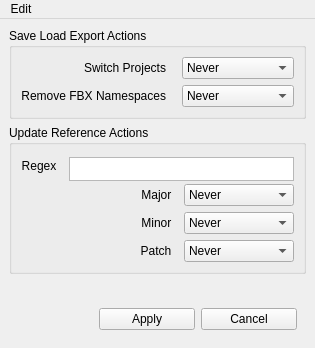
The window that src/cg3dmaya/preferences/preferences.ui (Nathanieljla/cg3d-maya) describes before a commit, drawn with Qt 5.
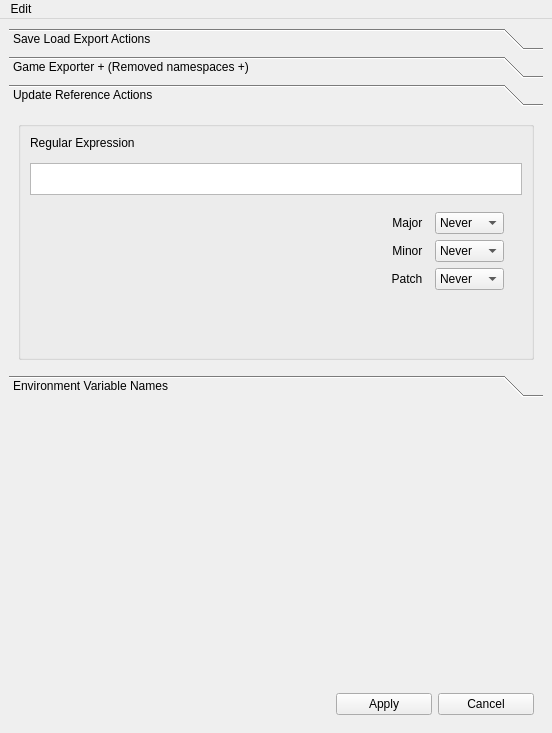
The same window after the commit. The open tabs and pages were chosen to show the change.

Commit message: Revamped of preference UI.  Support for pc environment variables and searching for new fbx file locations.

The edit to the form file:
```diff
--- a/src/cg3dmaya/preferences/preferences.ui
+++ b/src/cg3dmaya/preferences/preferences.ui
@@ -6,8 +6,8 @@
    <rect>
     <x>0</x>
     <y>0</y>
-    <width>315</width>
-    <height>348</height>
+    <width>552</width>
+    <height>733</height>
    </rect>
   </property>
   <property name="windowTitle">
@@ -16,11 +16,42 @@
   <widget class="QWidget" name="centralwidget">
    <layout class="QVBoxLayout" name="verticalLayout">
     <item>
-     <widget class="QGroupBox" name="groupBox">
-      <property name="title">
+     <widget class="QToolBox" name="toolBox">
+      <property name="currentIndex">
+       <number>1</number>
+      </property>
+      <widget class="QWidget" name="save_loadexport_page">
+       <property name="geometry">
+        <rect>
+         <x>0</x>
+         <y>0</y>
+         <width>534</width>
+         <height>200</height>
+        </rect>
+       </property>
+       <attribute name="label">
        <string>Save Load Export Actions</string>
-      </property>
-      <layout class="QGridLayout" name="gridLayout">
+       </attribute>
+       <layout class="QVBoxLayout" name="verticalLayout_5">
+        <item>
+         <widget class="QGroupBox" name="groupBox">
+          <layout class="QHBoxLayout" name="horizontalLayout_3">
+           <item>
+            <spacer name="horizontalSpacer_3">
+             <property name="orientation">
+              <enum>Qt::Horizontal</enum>
+             </property>
+             <property name="sizeHint" stdset="0">
+              <size>
+               <width>40</width>
+               <height>20</height>
+              </size>
+             </property>
+            </spacer>
+           </item>
+           <item>
+            <widget class="QWidget" name="widget_3" native="true">
+             <layout class="QGridLayout" name="gridLayout_3">
        <item row="0" column="0">
         <widget class="QLabel" name="switch_project_label">
          <property name="text">
@@ -31,8 +62,8 @@
          </property>
         </widget>
        </item>
-       <item row="1" column="1">
-        <widget class="QComboBox" name="fbx_namespace_pref">
+              <item row="0" column="1">
+               <widget class="QComboBox" name="switch_pref">
          <item>
           <property name="text">
            <string>Never</string>
@@ -60,8 +91,8 @@
          </property>
         </widget>
        </item>
-       <item row="0" column="1">
-        <widget class="QComboBox" name="switch_pref">
+              <item row="1" column="1">
+               <widget class="QComboBox" name="fbx_namespace_pref">
          <item>
           <property name="text">
            <string>Never</string>
@@ -82,55 +113,49 @@
       </layout>
      </widget>
     </item>
+          </layout>
+         </widget>
+        </item>
     <item>
-     <widget class="QGroupBox" name="groupBox_2">
-      <property name="title">
-       <string>Update Reference Actions</string>
-      </property>
-      <layout class="QGridLayout" name="gridLayout_2">
-       <item row="0" column="0">
-        <widget class="QLabel" name="regex_label">
-         <property name="text">
-          <string>Regex  </string>
-         </property>
-         <property name="alignment">
-          <set>Qt::AlignRight|Qt::AlignTrailing|Qt::AlignVCenter</set>
-         </property>
-        </widget>
-       </item>
+         <spacer name="verticalSpacer_2">
+          <property name="orientation">
+           <enum>Qt::Vertical</enum>
+          </property>
+          <property name="sizeHint" stdset="0">
+           <size>
+            <width>20</width>
+            <height>40</height>
+           </size>
+          </property>
+         </spacer>
+        </item>
+       </layout>
+      </widget>
+      <widget class="QWidget" name="game_exporter_page">
+       <attribute name="label">
+        <string>Game Exporter + (Removed namespaces +)</string>
+       </attribute>
+       <layout class="QVBoxLayout" name="verticalLayout_6">
+        <item>
+         <widget class="QGroupBox" name="groupBox_3">
+          <layout class="QHBoxLayout" name="horizontalLayout_2">
+           <item>
+            <widget class="QWidget" name="widget_2" native="true">
+             <layout class="QGridLayout" name="gridLayout_4">
        <item row="1" column="1">
-        <widget class="QLabel" name="ref_major_update">
+               <widget class="QLabel" name="ge_fbx_deformer_label">
          <property name="text">
-          <string>Major  </string>
+                 <string>Remove Deformer Namespace</string>
          </property>
          <property name="alignment">
           <set>Qt::AlignRight|Qt::AlignTrailing|Qt::AlignVCenter</set>
          </property>
         </widget>
        </item>
-       <item row="1" column="2">
-        <widget class="QComboBox" name="ref_update_major">
-         <item>
-          <property name="text">
-           <string>Never</string>
-          </property>
-         </item>
-         <item>
-          <property name="text">
-           <string>Always</string>
-          </property>
-         </item>
-         <item>
-          <property name="text">
-           <string>Ask</string>
-          </property>
-         </item>
-        </widget>
-       </item>
        <item row="2" column="1">
-        <widget class="QLabel" name="ref_minor_update">
+               <widget class="QLabel" name="ge_fbx_binary_label">
          <property name="text">
-          <string>Minor  </string>
+                 <string>Convert to binary</string>
          </property>
          <property name="alignment">
           <set>Qt::AlignRight|Qt::AlignTrailing|Qt::AlignVCenter</set>
@@ -138,7 +163,26 @@
         </widget>
        </item>
        <item row="2" column="2">
-        <widget class="QComboBox" name="ref_update_minor">
+               <widget class="QComboBox" name="ge_fbx_binary_choice">
+                <item>
+                 <property name="text">
+                  <string>Never</string>
+                 </property>
+                </item>
+                <item>
+                 <property name="text">
+                  <string>Always</string>
+                 </property>
+                </item>
+                <item>
+                 <property name="text">
+                  <string>Ask</string>
+                 </property>
+                </item>
+               </widget>
+              </item>
+              <item row="1" column="2">
+               <widget class="QComboBox" name="ge_fbx_deformer_choice">
          <item>
           <property name="text">
            <string>Never</string>
@@ -157,9 +201,12 @@
         </widget>
        </item>
        <item row="3" column="1">
-        <widget class="QLabel" name="ref_patch_update">
+               <widget class="QLabel" name="ge_update_location_label">
+                <property name="enabled">
+                 <bool>true</bool>
+                </property>
          <property name="text">
-          <string>Patch  </string>
+                 <string>Search For New Location</string>
          </property>
          <property name="alignment">
           <set>Qt::AlignRight|Qt::AlignTrailing|Qt::AlignVCenter</set>
@@ -167,7 +214,7 @@
         </widget>
        </item>
        <item row="3" column="2">
-        <widget class="QComboBox" name="ref_update_patch">
+               <widget class="QComboBox" name="ge_update_location_choice">
          <item>
           <property name="text">
            <string>Never</string>
@@ -185,7 +232,51 @@
          </item>
         </widget>
        </item>
-       <item row="0" column="1" colspan="2">
+             </layout>
+            </widget>
+           </item>
+          </layout>
+         </widget>
+        </item>
+        <item>
+         <spacer name="verticalSpacer_3">
+          <property name="orientation">
+           <enum>Qt::Vertical</enum>
+          </property>
+          <property name="sizeHint" stdset="0">
+           <size>
+            <width>20</width>
+            <height>40</height>
+           </size>
+          </property>
+         </spacer>
+        </item>
+       </layout>
+      </widget>
+      <widget class="QWidget" name="update_references_page">
+       <property name="geometry">
+        <rect>
+         <x>0</x>
+         <y>0</y>
+         <width>534</width>
+         <height>239</height>
+        </rect>
+       </property>
+       <attribute name="label">
+        <string>Update Reference Actions</string>
+       </attribute>
+       <layout class="QVBoxLayout" name="verticalLayout_7">
+        <item>
+         <widget class="QGroupBox" name="groupBox_2">
+          <layout class="QVBoxLayout" name="verticalLayout_2">
+           <item>
+            <widget class="QLabel" name="label">
+             <property name="text">
+              <string>Regular Expression</string>
+             </property>
+            </widget>
+           </item>
+           <item>
         <widget class="QTextEdit" name="reference_regex">
          <property name="sizePolicy">
           <sizepolicy hsizetype="Expanding" vsizetype="Expanding">
@@ -196,7 +287,7 @@
          <property name="minimumSize">
           <size>
            <width>0</width>
-           <height>24</height>
+               <height>32</height>
           </size>
          </property>
          <property name="maximumSize">
@@ -213,7 +304,146 @@
          </property>
         </widget>
        </item>
-      </layout>
+           <item>
+            <widget class="QWidget" name="widget_5" native="true">
+             <layout class="QHBoxLayout" name="horizontalLayout_5">
+              <item>
+               <spacer name="horizontalSpacer_4">
+                <property name="orientation">
+                 <enum>Qt::Horizontal</enum>
+                </property>
+                <property name="sizeHint" stdset="0">
+                 <size>
+                  <width>40</width>
+                  <height>20</height>
+                 </size>
+                </property>
+               </spacer>
+              </item>
+              <item>
+               <widget class="QWidget" name="widget_4" native="true">
+                <layout class="QGridLayout" name="gridLayout">
+                 <item row="0" column="0">
+                  <widget class="QLabel" name="ref_major_update">
+                   <property name="text">
+                    <string>Major  </string>
+                   </property>
+                   <property name="alignment">
+                    <set>Qt::AlignRight|Qt::AlignTrailing|Qt::AlignVCenter</set>
+                   </property>
+                  </widget>
+                 </item>
+                 <item row="0" column="1">
+                  <widget class="QComboBox" name="ref_update_major">
+                   <item>
+                    <property name="text">
+                     <string>Never</string>
+                    </property>
+                   </item>
+                   <item>
+                    <property name="text">
+                     <string>Always</string>
+                    </property>
+                   </item>
+                   <item>
+                    <property name="text">
+                     <string>Ask</string>
+                    </property>
+                   </item>
+                  </widget>
+                 </item>
+                 <item row="1" column="0">
+                  <widget class="QLabel" name="ref_minor_update">
+                   <property name="text">
+                    <string>Minor  </string>
+                   </property>
+                   <property name="alignment">
+                    <set>Qt::AlignRight|Qt::AlignTrailing|Qt::AlignVCenter</set>
+                   </property>
+                  </widget>
+                 </item>
+                 <item row="1" column="1">
+                  <widget class="QComboBox" name="ref_update_minor">
+                   <item>
+                    <property name="text">
+                     <string>Never</string>
+                    </property>
+                   </item>
+                   <item>
+                    <property name="text">
+                     <string>Always</string>
+                    </property>
+                   </item>
+                   <item>
+                    <property name="text">
+                     <string>Ask</string>
+                    </property>
+                   </item>
+                  </widget>
+                 </item>
+                 <item row="2" column="0">
+                  <widget class="QLabel" name="ref_patch_update">
+                   <property name="text">
+                    <string>Patch  </string>
+                   </property>
+                   <property name="alignment">
+                    <set>Qt::AlignRight|Qt::AlignTrailing|Qt::AlignVCenter</set>
+                   </property>
+                  </widget>
+                 </item>
+                 <item row="2" column="1">
+                  <widget class="QComboBox" name="ref_update_patch">
+                   <item>
+                    <property name="text">
+                     <string>Never</string>
+                    </property>
+                   </item>
+                   <item>
+                    <property name="text">
+                     <string>Always</string>
+                    </property>
+                   </item>
+                   <item>
+                    <property name="text">
+                     <string>Ask</string>
+                    </property>
+                   </item>
+                  </widget>
+                 </item>
+                </layout>
+               </widget>
+              </item>
+             </layout>
+            </widget>
+           </item>
+           <item>
+            <spacer name="verticalSpacer_4">
+             <property name="orientation">
+              <enum>Qt::Vertical</enum>
+             </property>
+             <property name="sizeHint" stdset="0">
+              <size>
+               <width>20</width>
+               <height>40</height>
+              </size>
+             </property>
+            </spacer>
+           </item>
+          </layout>
+         </widget>
+        </item>
+       </layout>
+      </widget>
+      <widget class="QWidget" name="Environment_variable_page">
+       <attribute name="label">
+        <string>Environment Variable Names</string>
+       </attribute>
+       <layout class="QVBoxLayout" name="verticalLayout_4">
+        <item>
+         <widget class="QTextEdit" name="ev_name_values"/>
+        </item>
+       </layout>
+      </widget>
      </widget>
     </item>
     <item>
@@ -293,7 +523,7 @@
     <rect>
      <x>0</x>
      <y>0</y>
-     <width>315</width>
+     <width>552</width>
      <height>22</height>
     </rect>
    </property>
```
Left out of the diff: 13 changed lines with no effect on the pictures. Lines whose indentation alone changed are shown as unchanged. The commit also changes 6 other files.
